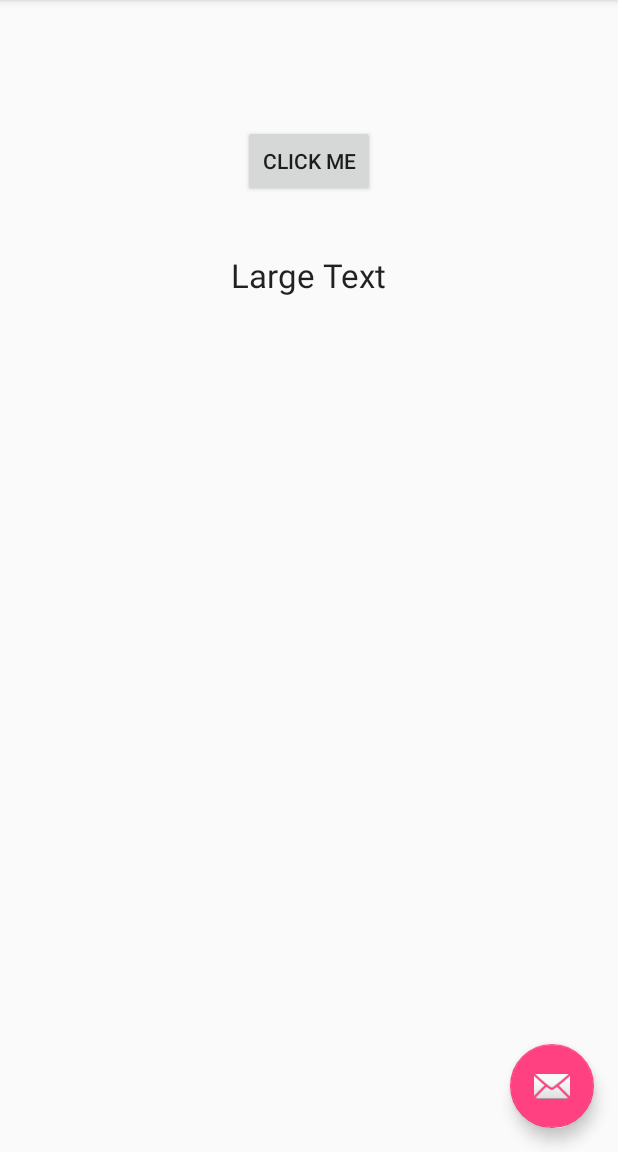
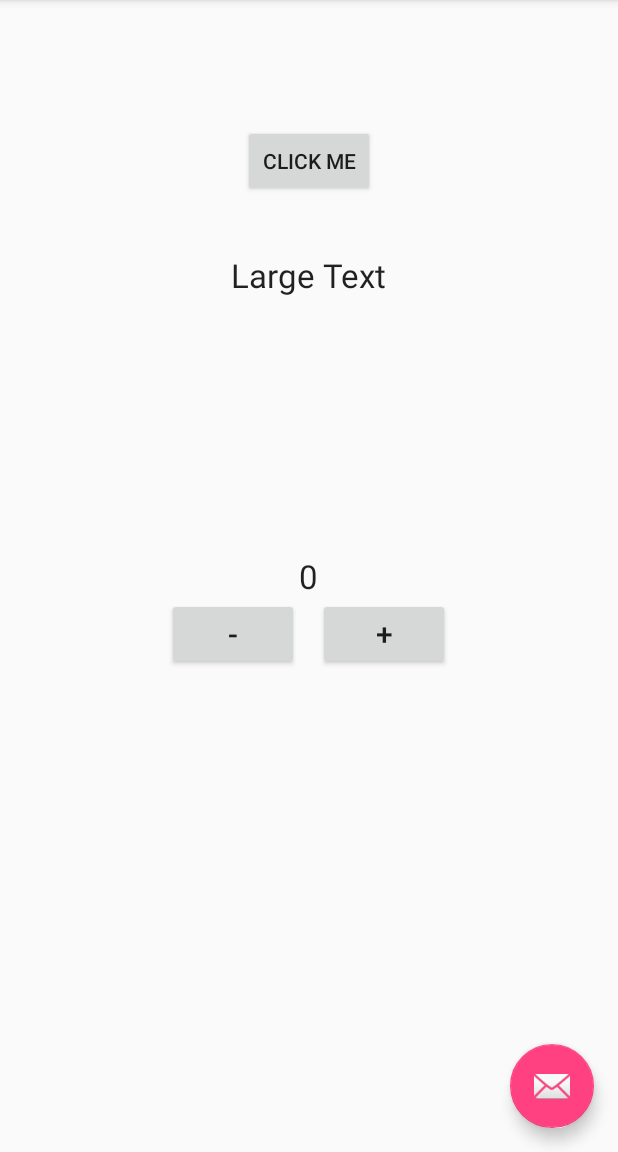
Before and after one commit to calford16/HelloWorld, an Android app: the screen it shows after launch (MainActivity), on a phone screen of 412 x 824 dp, the part 84-1236 px from its top. Run offline under Robolectric (Android 15) with nearby library versions, the phone set to English and light mode, and no system bars.

Commit message:
Added counter functionality

```diff
--- a/app/src/main/java/com/example/cory/helloworld/MainActivity.java
+++ b/app/src/main/java/com/example/cory/helloworld/MainActivity.java
@@ -12,6 +12,8 @@ import android.widget.Button;
 import android.widget.TextView;
 
 public class MainActivity extends AppCompatActivity {
+
+    int counter = 0;
 
     @Override
     protected void onCreate(Bundle savedInstanceState) {
@@ -38,6 +40,18 @@ public class MainActivity extends AppCompatActivity {
         myTextView.setText("You Clicked My Button!");
     }
 
+    public void counterOnClick(View v) {
+        if ( v.getId() == R.id.button2) {
+            counter++;
+        }
+        if (v.getId() == R.id.button3) {
+            counter--;
+        }
+        TextView myTextView=(TextView)
+                findViewById(R.id.textView2);
+        myTextView.setText(Integer.toString(counter));
+    }
+
     @Override
     public boolean onCreateOptionsMenu(Menu menu) {
         // Inflate the menu; this adds items to the action bar if it is present.
--- a/app/src/main/res/layout/content_main.xml
+++ b/app/src/main/res/layout/content_main.xml
@@ -31,4 +31,36 @@
         android:layout_below="@+id/button"
         android:layout_centerHorizontal="true"
         android:layout_marginTop="37dp" />
+
+    <TextView
+        android:layout_width="wrap_content"
+        android:layout_height="wrap_content"
+        android:textAppearance="?android:attr/textAppearanceLarge"
+        android:text="0"
+        android:id="@+id/textView2"
+        android:layout_centerVertical="true"
+        android:layout_centerHorizontal="true" />
+
+    <Button
+        android:layout_width="wrap_content"
+        android:layout_height="wrap_content"
+        android:text="+"
+        android:id="@+id/button2"
+        android:layout_below="@+id/textView2"
+        android:layout_toRightOf="@+id/textView2"
+        android:layout_toEndOf="@+id/textView2"
+        android:textSize="20dp"
+        android:onClick="counterOnClick" />
+
+    <Button
+        android:layout_width="wrap_content"
+        android:layout_height="wrap_content"
+        android:text="-"
+        android:id="@+id/button3"
+        android:layout_alignTop="@+id/button2"
+        android:layout_toLeftOf="@+id/textView2"
+        android:layout_toStartOf="@+id/textView2"
+        android:textSize="20dp"
+        android:onClick="counterOnClick" />
+
 </RelativeLayout>
```
